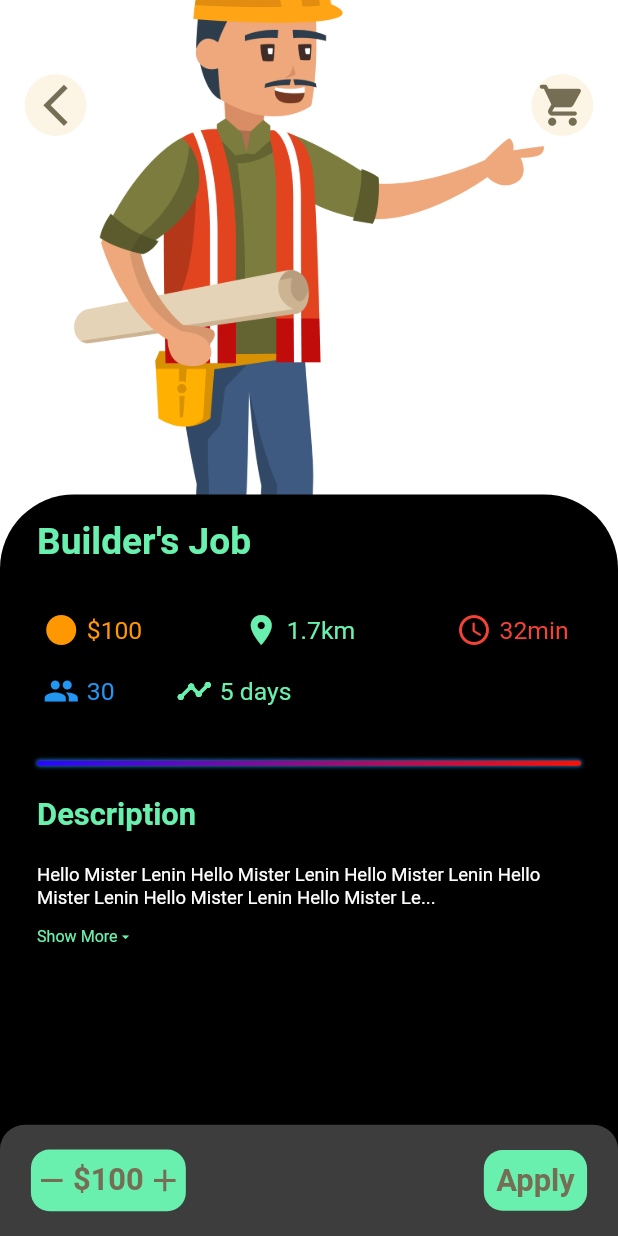
After one commit to shivansh-magnus/shramik, a Flutter app: the JobsDetail screen opened directly, on a phone screen of 412 x 824 dp. The commit adds this screen. Run offline on Flutter 3.47's test engine with Material 2 defaults, Android fonts, the light colour scheme and no system bars; our stand-ins replace bubble, dots_indicator, flutter_svg, get; missing offline and left inert: flutter_dialogflow.

Commit message:
Afer adding job description page

```diff
--- /dev/null
+++ b/lib/components/app_icon.dart
@@ -0,0 +1,34 @@
+import 'package:flutter/material.dart';
+import 'package:shramik/constants.dart';
+
+class AppIcon extends StatelessWidget {
+  final IconData icon;
+  final Color backgroundColor;
+  final Color iconcolor;
+  final double size;
+
+  const AppIcon(
+      {Key? key,
+      required this.icon,
+      this.backgroundColor = const Color(0xFFfcf4e4),
+      this.iconcolor = const Color(0xFF756d54),
+      this.size = 80})
+      : super(key: key);
+
+  @override
+  Widget build(BuildContext context) {
+    return Container(
+      width: size,
+      height: size,
+      decoration: BoxDecoration(
+        borderRadius: BorderRadius.circular(size / 2),
+        color: backgroundColor,
+      ),
+      child: Icon(
+        icon,
+        color: iconcolor,
+        size: Dimensions.iconSize26,
+      ),
+    );
+  }
+}
--- a/lib/constants.dart
+++ b/lib/constants.dart
@@ -1,4 +1,16 @@
 import 'package:flutter/material.dart';
+import 'package:get/get.dart';
 
 const kPrimaryColor = Color(0xFF6F35A5);
 const kPrimaryLightColor = Color(0xFFF1E6FF);
+
+// icon size in app_icon.dart
+
+class Dimensions {
+  static double screenHeight = Get.context!.height;
+  static double screenWidth = Get.context!.width;
+
+  //iconSize for app_icon.dart
+
+  static double iconSize26 = screenHeight / 35;
+}
--- a/lib/homepage/components/jobs.dart
+++ b/lib/homepage/components/jobs.dart
@@ -1,4 +1,5 @@
 import 'package:flutter/material.dart';
+import 'package:shramik/screen/Jobs/job.dart';
 import 'package:shramik/widget/big_text.dart';
 import 'package:shramik/widget/icon_and_text_widget.dart';
 import 'package:shramik/widget/small_text.dart';
@@ -45,8 +46,19 @@ class _JobsState extends State<Jobs> {
           // List of jobs with images
 
           Expanded(
-            child: Container(
-              child: ListView.builder(
+            child: GestureDetector(
+              onTap: () {
+                Navigator.push(
+                  context,
+                  MaterialPageRoute(
+                    builder: (context) {
+                      return JobsDetail();
+                    },
+                  ),
+                );
+              },
+              child: Container(
+                child: ListView.builder(
                   physics: AlwaysScrollableScrollPhysics(),
                   shrinkWrap: true,
                   itemCount: 10,
@@ -62,7 +74,7 @@ class _JobsState extends State<Jobs> {
                           //Image in the row
                           Container(
                             width: 120,
-                            height: 120,
+                            height: 150,
                             decoration: BoxDecoration(
                               borderRadius:
                                   BorderRadius.circular(size.height * 0.02),
@@ -70,14 +82,16 @@ class _JobsState extends State<Jobs> {
                               image: const DecorationImage(
                                   fit: BoxFit.cover,
                                   image: AssetImage(
-                                    "assets/robot.png",
+                                    "assets/builder.png",
                                   )),
                             ),
                           ),
+
                           // Job Description Container
+
                           Expanded(
                             child: Container(
-                              height: 95,
+                              height: 130,
                               decoration: BoxDecoration(
                                   borderRadius: BorderRadius.only(
                                     topRight:
@@ -96,14 +110,14 @@ class _JobsState extends State<Jobs> {
                                       text: "Builder's Job",
                                     ),
                                     SizedBox(
-                                      height: size.height * 0.01,
+                                      height: size.height * 0.015,
                                     ),
                                     SmallText(
                                       text:
                                           "For 2 months period we require a builder who could complete the total job alone . All tools are provided",
                                     ),
                                     SizedBox(
-                                      height: size.height * 0.01,
+                                      height: size.height * 0.015,
                                     ),
                                     Padding(
                                       padding: EdgeInsets.only(
@@ -122,15 +136,15 @@ class _JobsState extends State<Jobs> {
                                           ),
                                           IconAndText(
                                             icon: Icons.location_on,
-                                            text: "1.7",
+                                            text: "1.7km",
                                             color: Colors.greenAccent,
                                             iconColor: Colors.greenAccent,
                                           ),
                                           IconAndText(
                                             icon: Icons.access_time_rounded,
                                             text: "32min",
-                                            color: Colors.orange,
-                                            iconColor: Colors.orange,
+                                            color: Colors.red,
+                                            iconColor: Colors.red,
                                           )
                                         ],
                                       ),
@@ -143,7 +157,9 @@ class _JobsState extends State<Jobs> {
                         ],
                       ),
                     );
-                  }),
+                  },
+                ),
+              ),
             ),
           )
         ],
--- /dev/null
+++ b/lib/screen/Jobs/components/content.dart
@@ -0,0 +1,70 @@
+import 'package:flutter/material.dart';
+import 'package:shramik/widget/big_text.dart';
+import 'package:shramik/widget/custom_divider.dart';
+import 'package:shramik/widget/expandable_text.dart';
+import 'package:shramik/widget/jobs_column.dart';
+import 'package:shramik/widget/small_text.dart';
+
+class Content extends StatelessWidget {
+  const Content({
+    Key? key,
+    required this.size,
+  }) : super(key: key);
+
+  final Size size;
+
+  @override
+  Widget build(BuildContext context) {
+    return Positioned(
+      left: 0,
+      right: 0,
+      bottom: 0,
+      top: size.height * 0.4,
+      child: Container(
+        padding: EdgeInsets.only(
+          left: size.width * 0.06,
+          right: size.width * 0.06,
+          top: size.height * 0.02,
+        ),
+        height: size.height * 0.6,
+        decoration: BoxDecoration(
+          borderRadius: BorderRadius.only(
+            topLeft: Radius.circular(size.height * 0.06),
+            topRight: Radius.circular(size.height * 0.06),
+          ),
+          color: Colors.black,
+        ),
+        child: Column(
+          crossAxisAlignment: CrossAxisAlignment.start,
+          children: [
+            const JobsColumn(
+              text: "Builder's Job",
+            ),
+            SizedBox(
+              height: size.height * 0.002,
+            ),
+            custom_Divider(size: size),
+            SizedBox(
+              height: size.height * 0.025,
+            ),
+            BigText(
+              text: "Description",
+              size: size.height * 0.025,
+              color: Colors.greenAccent,
+            ),
+            SizedBox(
+              height: size.height * 0.025,
+            ),
+            Expanded(
+              child: SingleChildScrollView(
+                child: ExpandableTextWidget(
+                    text:
+                        "Hello Mister Lenin Hello Mister Lenin Hello Mister Lenin Hello Mister Lenin Hello Mister Lenin Hello Mister Lenin vHello Mister Lenin Hello Mister Lenin Hello Mister Lenin Hello Mister Lenin Hello Mister Lenin Hello Mister Lenin Hello Mister Lenin Hello Mister Lenin Hello Mister Lenin Hello Mister Lenin Hello Mister Lenin Hello Mister Lenin Hello Mister Lenin Hello Mister Lenin Hello Mister Lenin Hello Mister Lenin Hello Mister Lenin Hello Mister Lenin Hello Mister Lenin Hello Mister Lenin Hello Mister Lenin Hello Mister Lenin  vHello Mister Lenin Hello Mister Lenin Hello Mister Lenin Hello Mister Lenin Hello Mister Lenin Hello Mister Lenin Hello Mister Lenin"),
+              ),
+            )
+          ],
+        ),
+      ),
+    );
+  }
+}
--- /dev/null
+++ b/lib/screen/Jobs/components/custom_appBar.dart
@@ -0,0 +1,53 @@
+import 'package:flutter/material.dart';
+import 'package:shramik/components/app_icon.dart';
+import 'package:shramik/homepage/homepage.dart';
+
+class custom_AppBar extends StatelessWidget {
+  const custom_AppBar({Key? key}) : super(key: key);
+
+  @override
+  Widget build(BuildContext context) {
+    Size size = MediaQuery.of(context).size;
+    return Positioned(
+      left: size.width * 0.04,
+      right: size.width * 0.04,
+      top: size.height * 0.06,
+      child: Row(
+        mainAxisAlignment: MainAxisAlignment.spaceBetween,
+        children: [
+          Container(
+            width: size.height * 0.05,
+            height: size.height * 0.05,
+            decoration: BoxDecoration(
+              borderRadius: BorderRadius.circular(size.height * 0.05 / 2),
+              color: Color(0xFFfcf4e4),
+            ),
+            child: GestureDetector(
+              onTap: () {
+                Navigator.pop(context);
+              },
+              child: Icon(
+                Icons.arrow_back_ios_new,
+                color: Color(0xFF756d54),
+                size: size.height * 0.04,
+              ),
+            ),
+          ),
+          Container(
+            width: size.height * 0.05,
+            height: size.height * 0.05,
+            decoration: BoxDecoration(
+              borderRadius: BorderRadius.circular(size.height * 0.05 / 2),
+              color: const Color(0xFFfcf4e4),
+            ),
+            child: Icon(
+              Icons.shopping_cart_rounded,
+              color: const Color(0xFF756d54),
+              size: size.height * 0.04,
+            ),
+          ),
+        ],
+      ),
+    );
+  }
+}
--- /dev/null
+++ b/lib/screen/Jobs/components/jobs_photo.dart
@@ -0,0 +1,29 @@
+import 'package:flutter/material.dart';
+
+class jobs_photo extends StatelessWidget {
+  const jobs_photo({
+    Key? key,
+    required this.size,
+  }) : super(key: key);
+
+  final Size size;
+
+  @override
+  Widget build(BuildContext context) {
+    return Positioned(
+      left: 0,
+      right: 0,
+      child: Container(
+        width: size.width,
+        height: size.height * 0.5,
+        decoration: const BoxDecoration(
+          color: Colors.white,
+          image: DecorationImage(
+            fit: BoxFit.cover,
+            image: AssetImage("assets/builder.png"),
+          ),
+        ),
+      ),
+    );
+  }
+}
--- /dev/null
+++ b/lib/screen/Jobs/job.dart
@@ -0,0 +1,120 @@
+import 'package:flutter/material.dart';
+import 'package:shramik/screen/Jobs/components/content.dart';
+import 'package:shramik/screen/Jobs/components/custom_appBar.dart';
+import 'package:shramik/widget/big_text.dart';
+import 'components/jobs_photo.dart';
+
+class JobsDetail extends StatelessWidget {
+  const JobsDetail({Key? key}) : super(key: key);
+
+  @override
+  Widget build(BuildContext context) {
+    Size size = MediaQuery.of(context).size;
+    return Scaffold(
+      backgroundColor: Colors.black,
+      body: Stack(
+        children: [
+          jobs_photo(size: size),
+          const custom_AppBar(),
+          Content(size: size),
+        ],
+      ),
+      bottomNavigationBar: BottomNavigationBar(size: size),
+    );
+  }
+}
+
+class BottomNavigationBar extends StatelessWidget {
+  const BottomNavigationBar({
+    Key? key,
+    required this.size,
+  }) : super(key: key);
+
+  final Size size;
+
+  @override
+  Widget build(BuildContext context) {
+    return Container(
+      height: size.height * 0.09,
+      padding: EdgeInsets.only(
+        top: size.height * 0.015,
+        bottom: size.height * 0.015,
+        left: size.width * 0.05,
+        right: size.width * 0.05,
+      ),
+      decoration: BoxDecoration(
+        color: Colors.white24,
+        borderRadius: BorderRadius.only(
+          topLeft: Radius.circular(size.height * 0.02),
+          topRight: Radius.circular(size.height * 0.02),
+        ),
+      ),
+      child: Row(
+        mainAxisAlignment: MainAxisAlignment.spaceBetween,
+        children: [
+          Container(
+            padding: EdgeInsets.only(
+              top: size.height * 0.01,
+              bottom: size.height * 0.01,
+            ),
+            decoration: BoxDecoration(
+              color: Colors.greenAccent,
+              borderRadius: BorderRadius.circular(size.height * 0.015),
+            ),
+            child: Row(
+              crossAxisAlignment: CrossAxisAlignment.start,
+              children: [
+                SizedBox(
+                  width: size.height * 0.002,
+                ),
+                Icon(
+                  Icons.remove,
+                  color: const Color(0xFF756d54),
+                  size: size.height * 0.03,
+                ),
+                SizedBox(
+                  width: size.height * 0.002,
+                ),
+                BigText(
+                  text: "\$100",
+                  color: const Color(0xFF756d54),
+                  size: size.height * 0.025,
+                ),
+                SizedBox(
+                  width: size.height * 0.002,
+                ),
+                Icon(
+                  Icons.add,
+                  color: const Color(0xFF756d54),
+                  size: size.height * 0.03,
+                ),
+                SizedBox(
+                  width: size.height * 0.002,
+                ),
+              ],
+            ),
+          ),
+          Container(
+            padding: EdgeInsets.only(
+              top: size.height * 0.01,
+              bottom: size.height * 0.01,
+              left: size.width * 0.02,
+              right: size.width * 0.02,
+            ),
+            decoration: BoxDecoration(
+              color: Colors.greenAccent,
+              borderRadius: BorderRadius.circular(
+                size.height * 0.015,
+              ),
+            ),
+            child: BigText(
+              text: "Apply",
+              color: const Color(0xFF756d54),
+              size: size.height * 0.025,
+            ),
+          ),
+        ],
+      ),
+    );
+  }
+}
--- /dev/null
+++ b/lib/widget/custom_divider.dart
@@ -0,0 +1,37 @@
+import 'package:flutter/material.dart';
+
+class custom_Divider extends StatelessWidget {
+  const custom_Divider({
+    Key? key,
+    required this.size,
+  }) : super(key: key);
+
+  final Size size;
+
+  @override
+  Widget build(BuildContext context) {
+    return Container(
+      width: double.infinity,
+      height: size.height * 0.004,
+      decoration: BoxDecoration(
+        borderRadius: BorderRadius.circular(size.height * 0.05),
+        boxShadow: [
+          BoxShadow(
+            color: Colors.blue.withAlpha(225),
+            blurRadius: size.height * 0.002,
+            spreadRadius: size.height * 0.0005,
+            offset: Offset(0, 0),
+          ),
+        ],
+        gradient: const LinearGradient(
+          colors: [
+            Color(0xFFFF1000),
+            Color(0xFF2508FF),
+          ],
+          begin: Alignment.centerRight,
+          end: Alignment.centerLeft,
+        ),
+      ),
+    );
+  }
+}
--- /dev/null
+++ b/lib/widget/expandable_text.dart
@@ -0,0 +1,95 @@
+import 'package:flutter/material.dart';
+import 'package:shramik/widget/small_text.dart';
+
+class ExpandableTextWidget extends StatefulWidget {
+  final String text;
+  ExpandableTextWidget({Key? key, required this.text}) : super(key: key);
+
+  @override
+  _ExpandableTextWidgetState createState() => _ExpandableTextWidgetState();
+}
+
+class _ExpandableTextWidgetState extends State<ExpandableTextWidget> {
+  late String firstHalf;
+  late String secondHalf;
+  bool hiddenText = true;
+  double textHeight = 110;
+
+  @override
+  void initState() {
+    super.initState();
+    if (widget.text.length > textHeight) {
+      firstHalf = widget.text.substring(0, textHeight.toInt());
+      secondHalf =
+          widget.text.substring(textHeight.toInt() + 1, widget.text.length);
+    } else {
+      firstHalf = widget.text;
+      secondHalf = "";
+    }
+  }
+
+  @override
+  Widget build(BuildContext context) {
+    Size size = MediaQuery.of(context).size;
+    return Container(
+      padding: EdgeInsets.only(bottom: size.height * 0.01),
+      child: secondHalf.isEmpty
+          ? SmallText(
+              text: firstHalf,
+              color: Colors.greenAccent,
+            )
+          : Column(
+              children: [
+                SmallText(
+                  size: size.height * 0.015,
+                  color: Colors.white,
+                  text: hiddenText
+                      ? (firstHalf + "...")
+                      : (firstHalf + secondHalf),
+                ),
+                SizedBox(
+                  height: size.height * 0.015,
+                ),
+                InkWell(
+                  onTap: () {
+                    setState(() {
+                      (hiddenText == true)
+                          ? hiddenText = false
+                          : hiddenText = true;
+                    });
+                  },
+                  child: (hiddenText == true)
+                      ? Row(
+                          children: [
+                            SmallText(
+                              size: size.height * 0.013,
+                              text: "Show More",
+                              color: Colors.greenAccent,
+                            ),
+                            Icon(
+                              Icons.arrow_drop_down_sharp,
+                              color: Colors.greenAccent,
+                              size: size.height * 0.013,
+                            ),
+                          ],
+                        )
+                      : Row(
+                          children: [
+                            SmallText(
+                              size: size.height * 0.013,
+                              text: "Show Less",
+                              color: Colors.greenAccent,
+                            ),
+                            Icon(
+                              Icons.arrow_drop_up_sharp,
+                              color: Colors.greenAccent,
+                              size: size.height * 0.013,
+                            ),
+                          ],
+                        ),
+                )
+              ],
+            ),
+    );
+  }
+}
--- a/lib/widget/icon_and_text_widget.dart
+++ b/lib/widget/icon_and_text_widget.dart
@@ -3,6 +3,7 @@ import 'package:shramik/widget/small_text.dart';
 
 class IconAndText extends StatelessWidget {
   final IconData icon;
+  final double size;
   final String text;
   final Color color;
   final Color iconColor;
@@ -12,6 +13,7 @@ class IconAndText extends StatelessWidget {
     required this.text,
     required this.color,
     required this.iconColor,
+    this.size = 10,
   }) : super(key: key);
 
   @override
@@ -28,6 +30,7 @@ class IconAndText extends StatelessWidget {
         SmallText(
           color: color,
           text: text,
+          size: size,
         )
       ],
     );
--- /dev/null
+++ b/lib/widget/jobs_column.dart
@@ -0,0 +1,93 @@
+import 'package:flutter/material.dart';
+
+import 'big_text.dart';
+import 'icon_and_text_widget.dart';
+
+class JobsColumn extends StatelessWidget {
+  final String text;
+  const JobsColumn({Key? key, required this.text}) : super(key: key);
+
+  @override
+  Widget build(BuildContext context) {
+    Size size = MediaQuery.of(context).size;
+    return Column(
+      crossAxisAlignment: CrossAxisAlignment.start,
+      children: [
+        BigText(
+          text: text,
+          size: size.height * 0.03,
+          color: Colors.greenAccent,
+        ),
+        SizedBox(
+          height: size.height * 0.04,
+        ),
+        Padding(
+          padding: EdgeInsets.only(
+            left: size.width * 0.01,
+            right: size.width * 0.02,
+          ),
+          child: Row(
+            mainAxisAlignment: MainAxisAlignment.spaceBetween,
+            children: [
+              IconAndText(
+                icon: Icons.circle_sharp,
+                text: "\$100",
+                size: size.height * 0.02,
+                color: Colors.orange,
+                iconColor: Colors.orange,
+              ),
+              IconAndText(
+                icon: Icons.location_on,
+                text: "1.7km",
+                size: size.height * 0.02,
+                color: Colors.greenAccent,
+                iconColor: Colors.greenAccent,
+              ),
+              IconAndText(
+                icon: Icons.access_time_rounded,
+                text: "32min",
+                size: size.height * 0.02,
+                color: Colors.red,
+                iconColor: Colors.red,
+              )
+            ],
+          ),
+        ),
+        SizedBox(
+          height: size.height * 0.02,
+        ),
+        Padding(
+          padding: EdgeInsets.only(
+            left: size.width * 0.01,
+            right: size.width * 0.02,
+          ),
+          child: Row(
+            mainAxisAlignment: MainAxisAlignment.start,
+            children: [
+              IconAndText(
+                icon: Icons.people,
+                text: "30",
+                size: size.height * 0.02,
+                color: Colors.blue,
+                iconColor: Colors.blue,
+              ),
+              SizedBox(
+                width: size.width * 0.1,
+              ),
+              IconAndText(
+                icon: Icons.timeline_rounded,
+                text: "5 days",
+                size: size.height * 0.02,
+                color: Colors.greenAccent,
+                iconColor: Colors.greenAccent,
+              ),
+            ],
+          ),
+        ),
+        SizedBox(
+          height: size.height * 0.04,
+        ),
+      ],
+    );
+  }
+}
--- a/lib/widget/small_text.dart
+++ b/lib/widget/small_text.dart
@@ -9,10 +9,10 @@ class SmallText extends StatelessWidget {
       required this.text,
       this.size = 12,
       this.height = 1.2,
-      this.overflow = TextOverflow.ellipsis})
+      this.overflow = TextOverflow.clip})
       : super(key: key);
 
-  Color? color;
+  Color color;
   final String text;
   double size;
   double height;
--- a/pubspec.yaml
+++ b/pubspec.yaml
@@ -39,6 +39,8 @@ dependencies:
   flutter_dialogflow:
   intl:
   dots_indicator: ^2.1.0
+  get:
+  neon:
 
 dev_dependencies:
   flutter_test:
```
Also changed, not shown: lib/screen/Login/login_screen.dart (+8 -4 lines), assets/builder.png (added), pubspec.lock.
